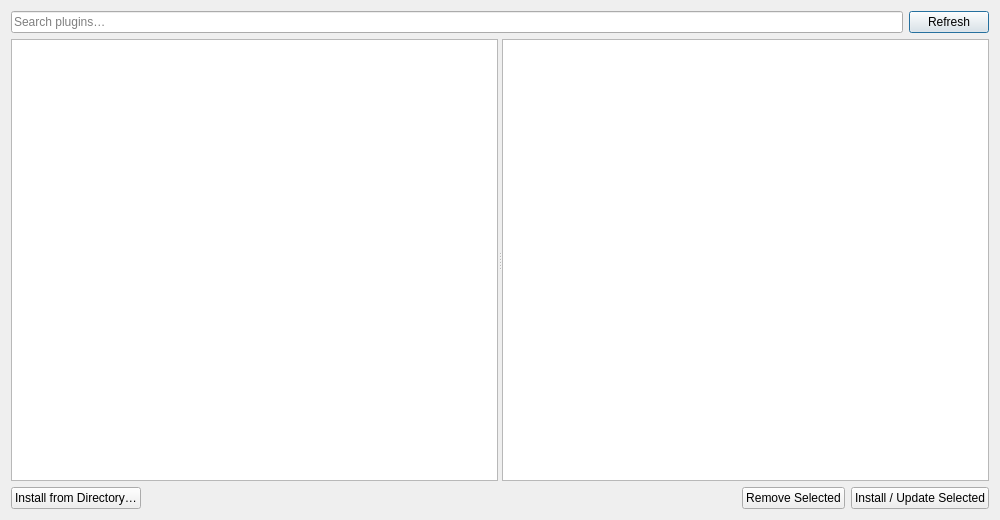
OpenChemistry/avogadrolibs, file avogadro/qtplugins/packageinstaller/packagemanagerdialog.ui: the form before one commit.
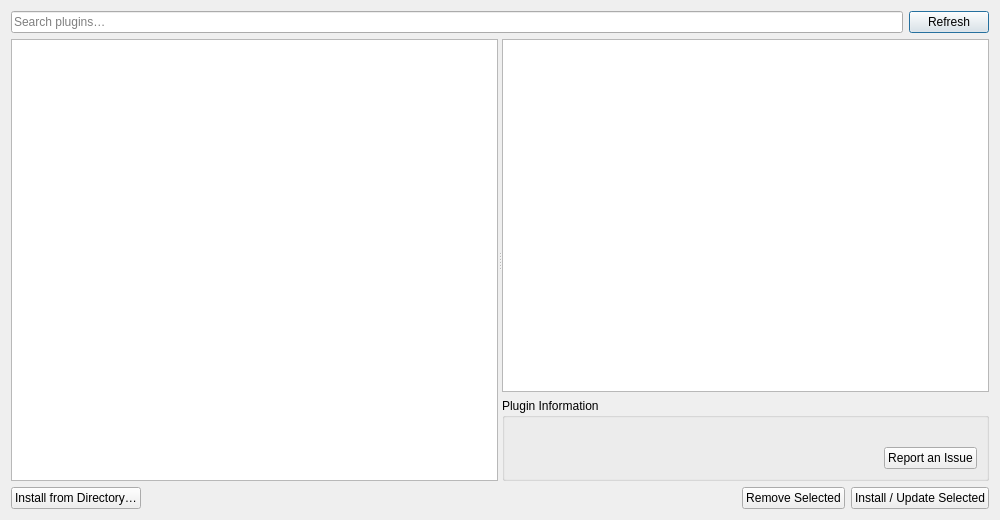
The form after the commit.

Commit message: Add authors, download count and bug tracker link to plugin window

Patch:
```diff
--- a/avogadro/qtplugins/packageinstaller/packagemanagerdialog.ui
+++ b/avogadro/qtplugins/packageinstaller/packagemanagerdialog.ui
@@ -53,10 +53,85 @@
        <bool>true</bool>
       </property>
      </widget>
-     <widget class="QTextBrowser" name="readmeBrowser">
-      <property name="openExternalLinks">
-       <bool>true</bool>
-      </property>
+     <!-- README above, per-plugin details below -->
+     <widget class="QWidget" name="detailsPanel">
+      <layout class="QVBoxLayout" name="detailsLayout">
+       <property name="leftMargin">
+        <number>0</number>
+       </property>
+       <property name="topMargin">
+        <number>0</number>
+       </property>
+       <property name="rightMargin">
+        <number>0</number>
+       </property>
+       <property name="bottomMargin">
+        <number>0</number>
+       </property>
+       <item>
+        <widget class="QTextBrowser" name="readmeBrowser">
+         <property name="openExternalLinks">
+          <bool>true</bool>
+         </property>
+        </widget>
+       </item>
+       <item>
+        <widget class="QGroupBox" name="infoBox">
+         <property name="title">
+          <string>Plugin Information</string>
+         </property>
+         <layout class="QVBoxLayout" name="infoLayout">
+          <item>
+           <widget class="QLabel" name="authorsLabel">
+            <property name="textFormat">
+             <enum>Qt::PlainText</enum>
+            </property>
+            <property name="wordWrap">
+             <bool>true</bool>
+            </property>
+            <property name="textInteractionFlags">
+             <set>Qt::TextSelectableByMouse</set>
+            </property>
+           </widget>
+          </item>
+          <item>
+           <layout class="QHBoxLayout" name="infoButtonLayout">
+            <item>
+             <widget class="QLabel" name="downloadsLabel">
+              <property name="textFormat">
+               <enum>Qt::PlainText</enum>
+              </property>
+             </widget>
+            </item>
+            <item>
+             <spacer name="infoSpacer">
+              <property name="orientation">
+               <enum>Qt::Horizontal</enum>
+              </property>
+              <property name="sizeHint" stdset="0">
+               <size>
+                <width>40</width>
+                <height>20</height>
+               </size>
+              </property>
+             </spacer>
+            </item>
+            <item>
+             <widget class="QPushButton" name="bugTrackerButton">
+              <property name="text">
+               <string>Report an Issue</string>
+              </property>
+              <property name="toolTip">
+               <string>Open this plugin's bug tracker in your browser</string>
+              </property>
+             </widget>
+            </item>
+           </layout>
+          </item>
+         </layout>
+        </widget>
+       </item>
+      </layout>
      </widget>
     </widget>
    </item>
```
The commit also changes 4 other files.
